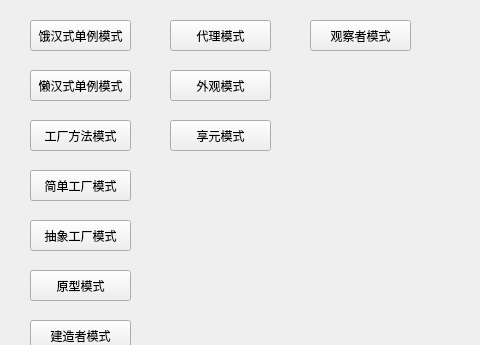
The window that mainwindow.ui (XuzzLLL/DesignPatterns) describes before a commit, drawn with Qt 5; both pictures show x 0 to 480 and y 0 to 345 of the 800 by 600 pixel window.
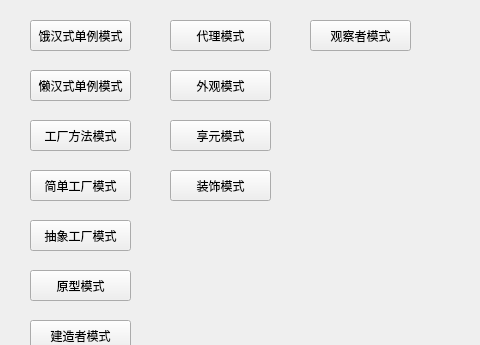
The same window after the commit.

```diff
--- a/mainwindow.ui
+++ b/mainwindow.ui
@@ -157,6 +157,19 @@
      <string>享元模式</string>
     </property>
    </widget>
+   <widget class="QPushButton" name="DecoratorPattern">
+    <property name="geometry">
+     <rect>
+      <x>170</x>
+      <y>170</y>
+      <width>101</width>
+      <height>31</height>
+     </rect>
+    </property>
+    <property name="text">
+     <string>装饰模式</string>
+    </property>
+   </widget>
   </widget>
   <widget class="QMenuBar" name="menubar">
    <property name="geometry">
```
